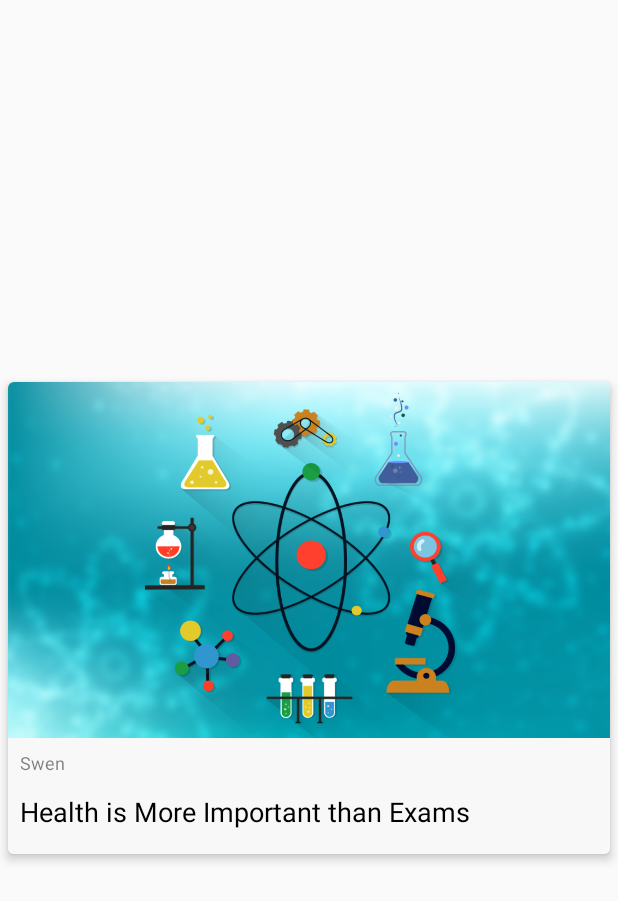
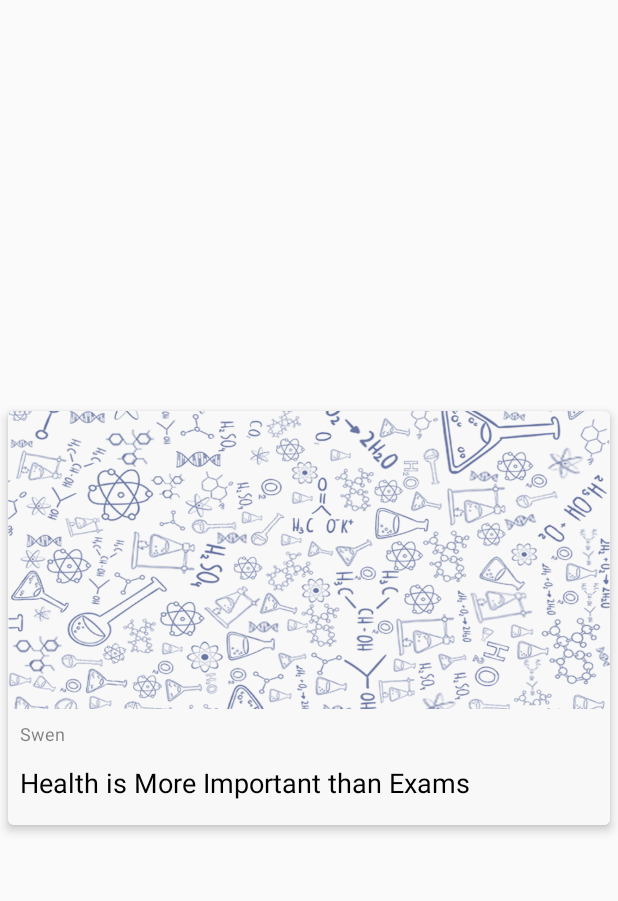
Before and after one commit to SumitGoluSagar/StudNews, an Android app: the layout item_news_modified_list.xml on its own in the app's theme, with its tools: preview values and no code run, on a phone screen of 412 x 824 dp. Shown: the top 901 px of the screen. Run offline under Robolectric (Android 15) with nearby library versions, the phone set to English and light mode, and no system bars; network calls fail.

Commit message:
verison 1.1 done

```diff
--- a/app/build.gradle
+++ b/app/build.gradle
@@ -7,8 +7,8 @@ android {
         applicationId "org.mistu.android.studnews"
         minSdkVersion 19
         targetSdkVersion 25
-        versionCode 1
-        versionName "1.0"
+        versionCode 2
+        versionName "1.1"
         testInstrumentationRunner "android.support.test.runner.AndroidJUnitRunner"
         vectorDrawables.useSupportLibrary = true
     }
--- a/app/src/main/java/org/mistu/android/studnews/Details/NewsDetailsFragment.java
+++ b/app/src/main/java/org/mistu/android/studnews/Details/NewsDetailsFragment.java
@@ -88,7 +88,8 @@ public class NewsDetailsFragment extends Fragment implements View.OnClickListene
         Glide.with(inflater.getContext())
                 .load(imageUrl)
                 .fitCenter()
-                .crossFade()
+                .placeholder(R.drawable.bg_hori_light)
+                .animate(android.R.anim.fade_in)
                 .into(newsImage);
 
         headingTextView.setText(heading);
--- a/app/src/main/res/layout/activity_main.xml
+++ b/app/src/main/res/layout/activity_main.xml
@@ -61,8 +61,6 @@
         android:layout_height="wrap_content"
         android:layout_gravity="bottom|end"
         android:layout_margin="@dimen/fab_margin"
-        android:background="@drawable/fab_ripple"
-        app:pressedTranslationZ="12dp"
-        app:srcCompat="@drawable/menu_icon" />
+        app:srcCompat="@drawable/ic_menu" />
 
 </android.support.design.widget.CoordinatorLayout>
--- a/app/src/main/res/layout/item_news_modified_list.xml
+++ b/app/src/main/res/layout/item_news_modified_list.xml
@@ -23,9 +23,8 @@
             android:id="@+id/news_thumbnail"
             android:layout_width="match_parent"
             android:layout_height="wrap_content"
-            android:src="@drawable/physical1"
+            android:src="@drawable/bg_hori_light"
             android:adjustViewBounds="true"
-            android:transitionName="newsImage"
             android:scaleType="centerCrop"
             />
 
```
Also changed, not shown: app/src/main/res/drawable-hdpi/ic_menu.png (added), app/src/main/res/drawable-mdpi/ic_menu.png (added), app/src/main/res/drawable-xhdpi/ic_menu.png (added), app/src/main/res/drawable-xxhdpi/ic_menu.png (added), 1 other file.
